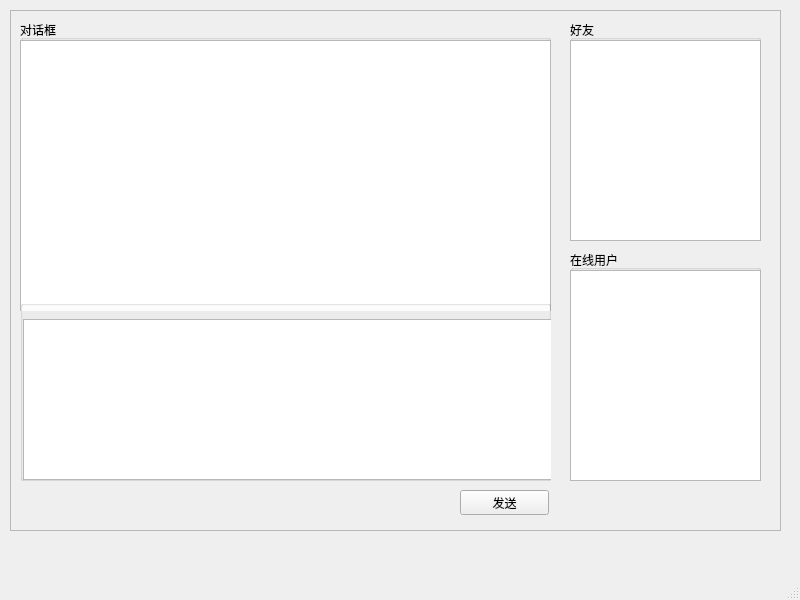
Above: ui/chatWindow.ui from Agwave/Chat-Socket-Python before the change. Below: the same form after it.
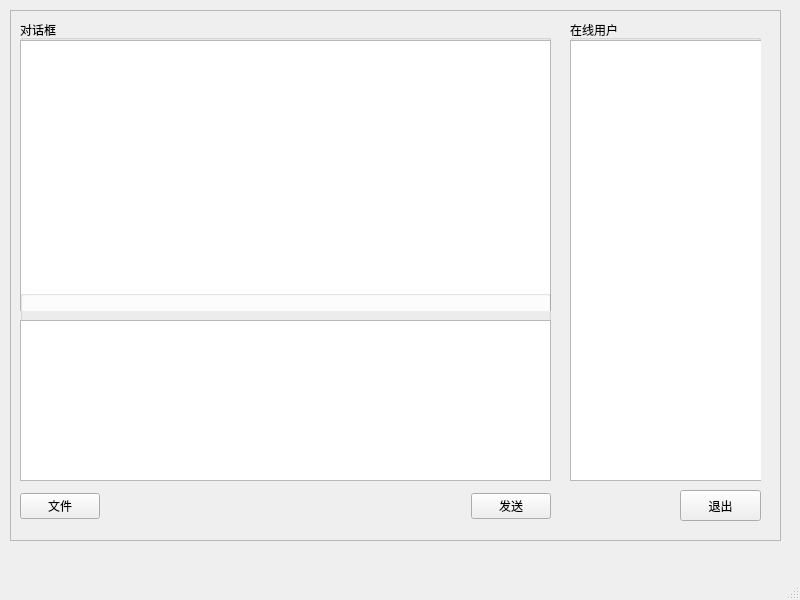
That is the form after the change.

Commit message: 数据库增删改查完成，用户登录和退出相应的数据库更改初步完成 --191118‘

What changed in the file:
```diff
--- a/ui/chatWindow.ui
+++ b/ui/chatWindow.ui
@@ -20,7 +20,7 @@
       <x>10</x>
       <y>10</y>
       <width>771</width>
-      <height>521</height>
+      <height>531</height>
      </rect>
     </property>
     <property name="frameShape">
@@ -66,9 +66,9 @@
      <property name="geometry">
       <rect>
        <x>10</x>
-       <y>290</y>
+       <y>280</y>
        <width>531</width>
-       <height>181</height>
+       <height>191</height>
       </rect>
      </property>
      <property name="title">
@@ -77,71 +77,87 @@
      <widget class="QTextEdit" name="textEdit">
       <property name="geometry">
        <rect>
-        <x>3</x>
-        <y>19</y>
+        <x>0</x>
+        <y>30</y>
         <width>531</width>
         <height>161</height>
        </rect>
       </property>
      </widget>
     </widget>
-    <widget class="QGroupBox" name="groupBox_3">
-     <property name="geometry">
-      <rect>
-       <x>560</x>
-       <y>10</y>
-       <width>191</width>
-       <height>221</height>
-      </rect>
-     </property>
-     <property name="title">
-      <string>好友</string>
-     </property>
-     <widget class="QTextBrowser" name="textBrowser_2">
-      <property name="geometry">
-       <rect>
-        <x>0</x>
-        <y>20</y>
-        <width>191</width>
-        <height>201</height>
-       </rect>
-      </property>
-     </widget>
-    </widget>
     <widget class="QGroupBox" name="groupBox_4">
      <property name="geometry">
       <rect>
        <x>560</x>
-       <y>240</y>
+       <y>10</y>
        <width>191</width>
-       <height>231</height>
+       <height>461</height>
       </rect>
      </property>
      <property name="title">
       <string>在线用户</string>
      </property>
-     <widget class="QTextBrowser" name="textBrowser_4">
+     <widget class="QListWidget" name="listWidget">
       <property name="geometry">
        <rect>
         <x>0</x>
         <y>20</y>
-        <width>191</width>
-        <height>211</height>
+        <width>201</width>
+        <height>441</height>
        </rect>
       </property>
      </widget>
     </widget>
-    <widget class="QPushButton" name="pushButton">
+    <widget class="QWidget" name="horizontalLayoutWidget">
      <property name="geometry">
       <rect>
-       <x>450</x>
+       <x>10</x>
        <y>480</y>
-       <width>89</width>
-       <height>25</height>
+       <width>531</width>
+       <height>33</height>
+      </rect>
+     </property>
+     <layout class="QHBoxLayout" name="horizontalLayout">
+      <item>
+       <widget class="QPushButton" name="pushButton_2">
+        <property name="text">
+         <string>文件</string>
+        </property>
+       </widget>
+      </item>
+      <item>
+       <spacer name="horizontalSpacer">
+        <property name="orientation">
+         <enum>Qt::Horizontal</enum>
+        </property>
+        <property name="sizeHint" stdset="0">
+         <size>
+          <width>40</width>
+          <height>20</height>
+         </size>
+        </property>
+       </spacer>
+      </item>
+      <item>
+       <widget class="QPushButton" name="pushButton">
+        <property name="text">
+         <string>发送</string>
+        </property>
+       </widget>
+      </item>
+     </layout>
+    </widget>
+    <widget class="QPushButton" name="pushButton_3">
+     <property name="geometry">
+      <rect>
+       <x>670</x>
+       <y>480</y>
+       <width>81</width>
+       <height>31</height>
       </rect>
      </property>
      <property name="text">
-      <string>发送</string>
+      <string>退出</string>
      </property>
     </widget>
    </widget>
```
The commit also changes 14 other files.
